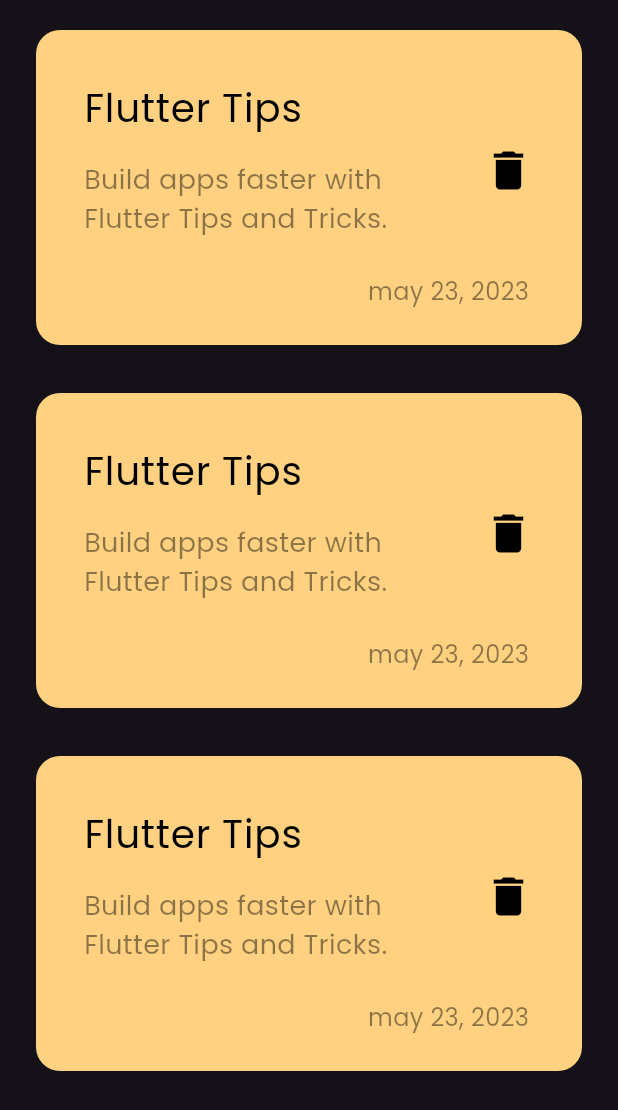
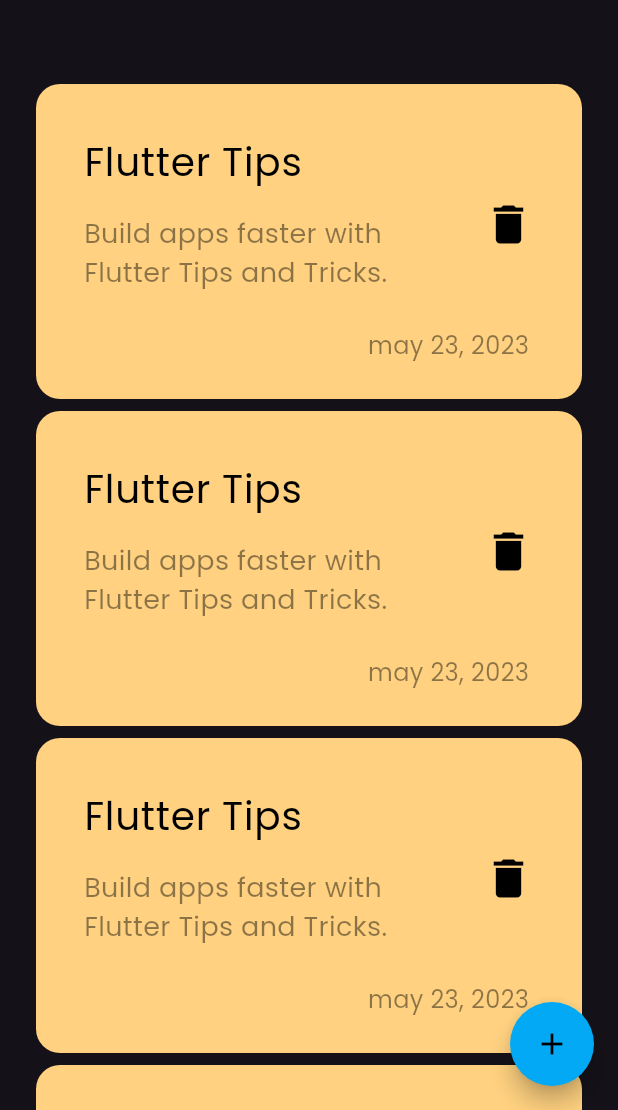
Before and after one commit to AbdllahAtef/notes_app, a Flutter app: the screen it shows after launch, on a phone screen of 412 x 824 dp, the part 126-1236 px from its top. Run offline on Flutter 3.47's test engine with Material 3 defaults, Android fonts, the phone set to English and light mode, and no system bars.

Commit message:
add floating action button

```diff
--- a/lib/views/notes_view.dart
+++ b/lib/views/notes_view.dart
@@ -6,8 +6,14 @@ class NotesView extends StatelessWidget {
 
   @override
   Widget build(BuildContext context) {
-    return const Scaffold(
-      body: NotesViewBody()
+    return Scaffold(
+      floatingActionButton: FloatingActionButton(
+        onPressed: () {},
+        backgroundColor: Colors.lightBlue,
+        shape: const CircleBorder(),
+        child: const Icon(Icons.add, color: Colors.black),
+      ),
+      body: const NotesViewBody(),
     );
   }
 }
--- a/lib/widgets/note_list_view.dart
+++ b/lib/widgets/note_list_view.dart
@@ -10,7 +10,7 @@ class NoteListView extends StatelessWidget {
       shrinkWrap: true,
       itemBuilder: (context, index) {
         return const Padding(
-          padding: EdgeInsets.symmetric(vertical: 16.0),
+          padding: EdgeInsets.symmetric(vertical: 4.0),
           child: NoteItem(),
         );
       },
--- a/lib/widgets/notes_view_body.dart
+++ b/lib/widgets/notes_view_body.dart
@@ -11,7 +11,12 @@ class NotesViewBody extends StatelessWidget {
     return const Padding(
       padding: EdgeInsets.only(top: 40, left: 24, right: 24),
       child: Column(
-        children: [CustomAppBar(), Expanded(child: NoteListView())],
+        children: [
+          CustomAppBar(),
+          SizedBox(height: 48),
+          Expanded(child: NoteListView()),
+
+        ],
       ),
     );
   }
```
Also changed, not shown: 1 other file.
